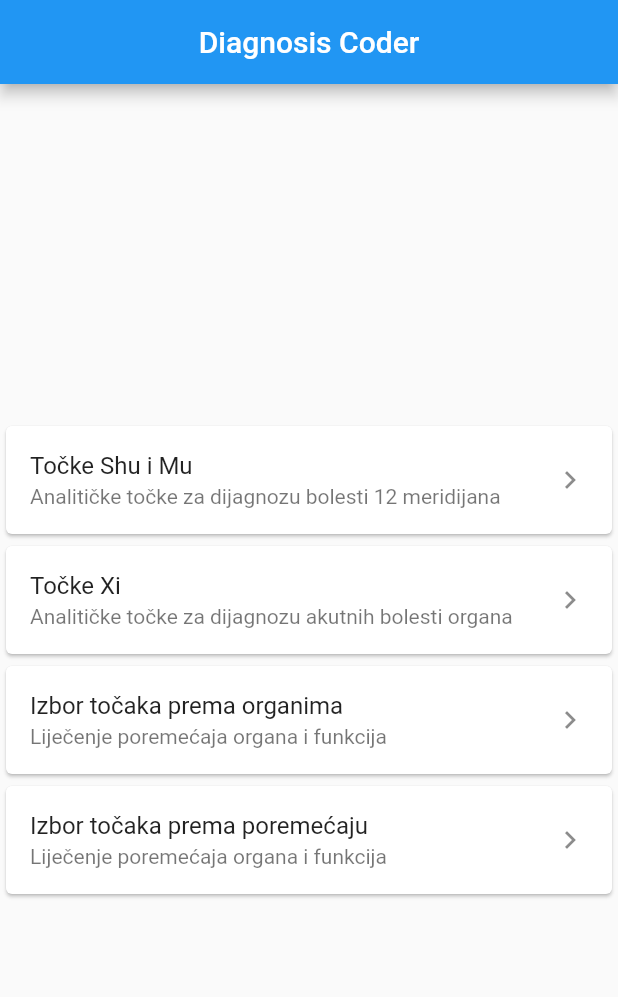
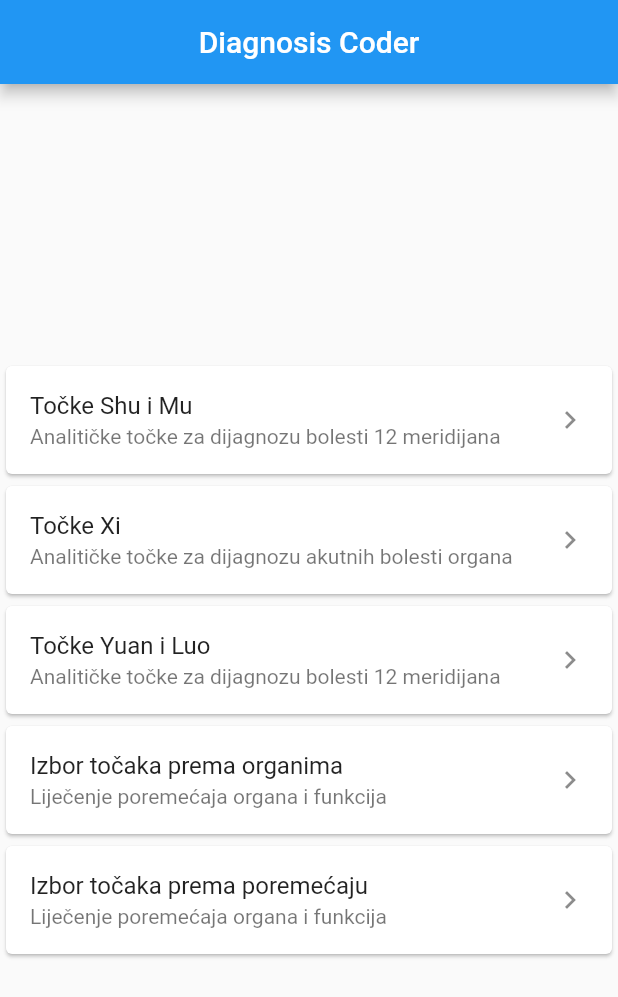
Before and after one commit to DarioSiroki/diacoder, a Flutter app: the screen it shows after launch, on a phone screen of 412 x 824 dp. Shown: the top 997 px of the screen. Run offline on Flutter 3.47's test engine with Material 2 defaults, Android fonts, the phone set to English and light mode, and no system bars.

Commit message:
add yuan and luo points

```diff
--- a/lib/views/home.dart
+++ b/lib/views/home.dart
@@ -1,6 +1,7 @@
 import "package:flutter/material.dart";
 import './tocke_shu_i_mu.dart';
 import "./tocke_xi.dart";
+import "./tocke_yuan_i_luo.dart";
 import 'izbor_tocaka/izbor_tocaka_prema_organu.dart';
 import 'izbor_tocaka/izbor_tocaka_prema_poremecaju.dart';
 
@@ -47,6 +48,20 @@ class HomePage extends StatelessWidget {
             child: Card(
               child: ListTile(
                 trailing: Icon(Icons.navigate_next),
+                title: Text("Točke Yuan i Luo"),
+                subtitle:
+                    Text("Analitičke točke za dijagnozu bolesti 12 meridijana"),
+              ),
+            ),
+            onTap: () {
+              Navigator.push(context,
+                  MaterialPageRoute(builder: (context) => TockeYuanILuo()));
+            },
+          ),
+          InkWell(
+            child: Card(
+              child: ListTile(
+                trailing: Icon(Icons.navigate_next),
                 title: Text("Izbor točaka prema organima"),
                 subtitle: Text("Liječenje poremećaja organa i funkcija"),
               ),
--- a/lib/views/tocke_shu_i_mu.dart
+++ b/lib/views/tocke_shu_i_mu.dart
@@ -4,7 +4,7 @@ import "../components/meridian_visualization/meridian_visualization.dart";
 
 class TockeShuIMu extends StatelessWidget {
   final rows = const [
-    ["Unutarnji organ", "Točka Shu", "Točka Mu"],
+    ["Meridijan", "Točka Shu", "Točka Mu"],
     ["pluća", "VU 13 Feishu", "P 1 Zhongfu"],
     ["perikard", "VU 14 Jueyinshu", "RM 17 Shanzhong"],
     ["srce", "VU 15 Xinshu", "RM 14 Juque"],
```
Also changed, not shown: lib/views/tocke_yuan_i_luo.dart (added, +51 -0 lines).
